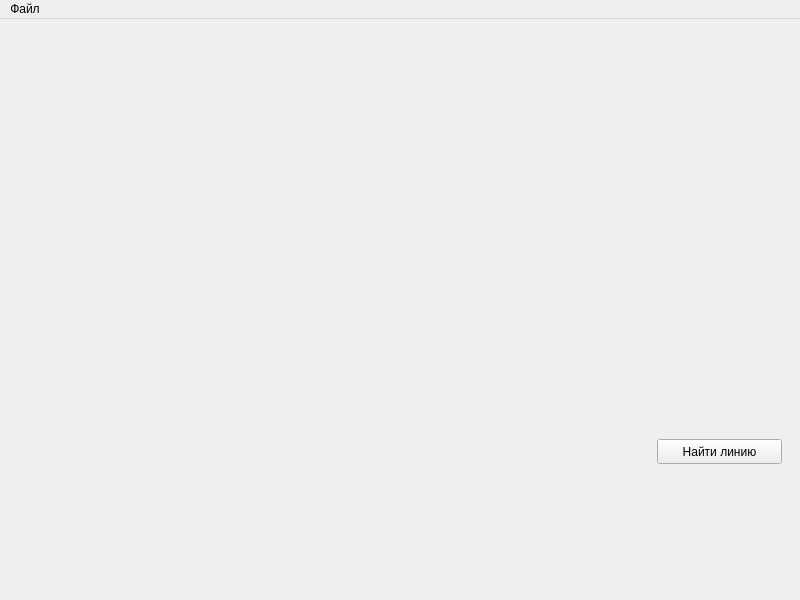
Qt form Task_2/Interface.ui (AlferovKirill/Test) before a commit.
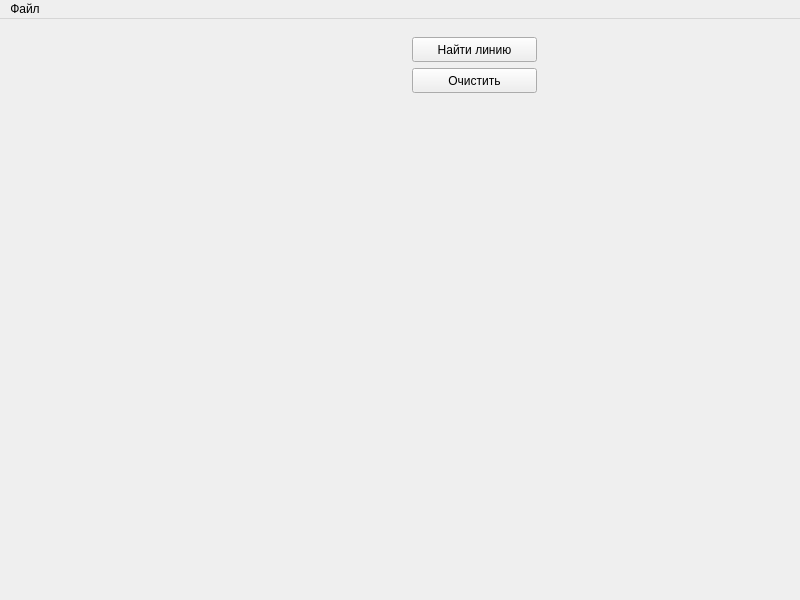
The same form after that commit. Custom widgets are drawn as their Qt base class.

What changed in the file:
```diff
--- a/Task_2/Interface.ui
+++ b/Task_2/Interface.ui
@@ -14,45 +14,64 @@
    <string>Interface</string>
   </property>
   <widget class="QWidget" name="centralwidget">
-   <layout class="QVBoxLayout" name="verticalLayout">
+   <layout class="QHBoxLayout" name="horizontalLayout">
     <item>
      <widget class="QwtPlot" name="qwtPlot"/>
     </item>
     <item>
      <widget class="QWidget" name="widget" native="true">
-      <layout class="QHBoxLayout" name="horizontalLayout">
+      <layout class="QVBoxLayout" name="verticalLayout">
        <item>
-        <spacer name="horizontalSpacer">
+        <widget class="QPushButton" name="searchButton">
+         <property name="minimumSize">
+          <size>
+           <width>125</width>
+           <height>25</height>
+          </size>
+         </property>
+         <property name="maximumSize">
+          <size>
+           <width>125</width>
+           <height>25</height>
+          </size>
+         </property>
+         <property name="text">
+          <string>Найти линию</string>
+         </property>
+        </widget>
+       </item>
+       <item>
+        <widget class="QPushButton" name="clearButton">
+         <property name="minimumSize">
+          <size>
+           <width>125</width>
+           <height>25</height>
+          </size>
+         </property>
+         <property name="maximumSize">
+          <size>
+           <width>125</width>
+           <height>25</height>
+          </size>
+         </property>
+         <property name="text">
+          <string>Очистить</string>
+         </property>
+        </widget>
+       </item>
+       <item>
+        <spacer name="verticalSpacer">
          <property name="orientation">
-          <enum>Qt::Horizontal</enum>
+          <enum>Qt::Vertical</enum>
          </property>
          <property name="sizeHint" stdset="0">
           <size>
-           <width>40</width>
-           <height>20</height>
+           <width>20</width>
+           <height>40</height>
           </size>
          </property>
         </spacer>
        </item>
-       <item>
-        <widget class="QPushButton" name="searchButton">
-         <property name="minimumSize">
-          <size>
-           <width>125</width>
-           <height>25</height>
-          </size>
-         </property>
-         <property name="maximumSize">
-          <size>
-           <width>125</width>
-           <height>25</height>
-          </size>
-         </property>
-         <property name="text">
-          <string>Найти линию</string>
-         </property>
-        </widget>
-       </item>
       </layout>
      </widget>
     </item>
```
Left out of the diff: 4 changed lines with no effect on the pictures.
